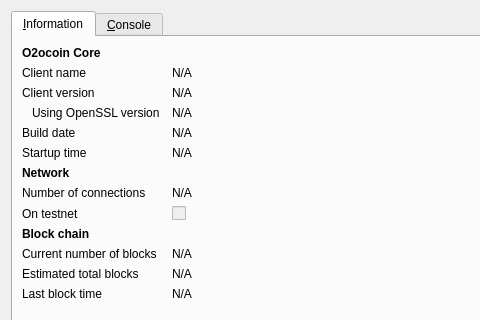
Before: the Qt Designer form src/qt/forms/rpcconsole.ui in 020LondonCoin/020Londoncoin_LNX, drawn with Qt 5; both pictures show x 0 to 480 and y 0 to 320 of the 740 by 491 pixel window.
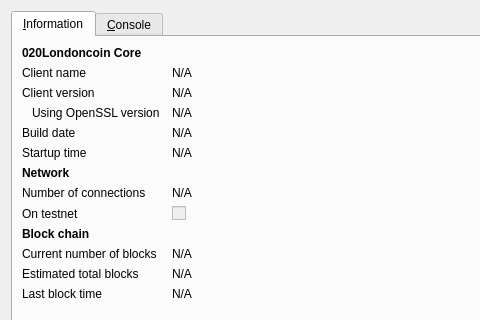
After: the same form once the commit is applied. The open tabs and pages were chosen to show the change. Icons and pictures are not drawn.

Commit message: 020Londoncoin_LNX 0.9.0.2 Update

Diff of the .ui file:
```diff
--- a/src/qt/forms/rpcconsole.ui
+++ b/src/qt/forms/rpcconsole.ui
@@ -36,7 +36,7 @@
           </font>
          </property>
          <property name="text">
-          <string>O2ocoin Core</string>
+          <string>020Londoncoin Core</string>
          </property>
         </widget>
        </item>
```
Left out of the diff: 6 changed lines with no effect on the pictures. The commit also changes 90 other files.
